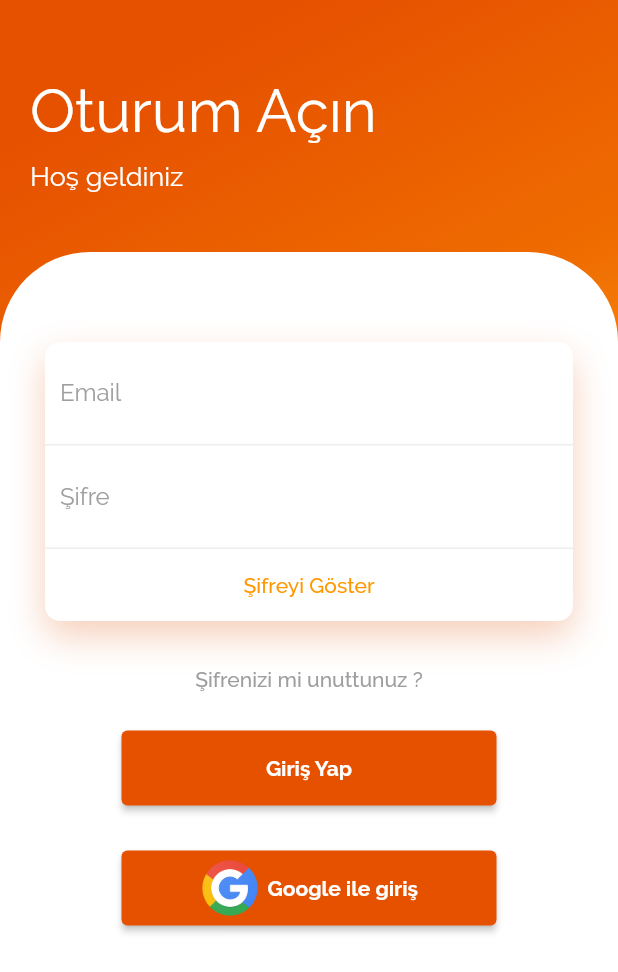
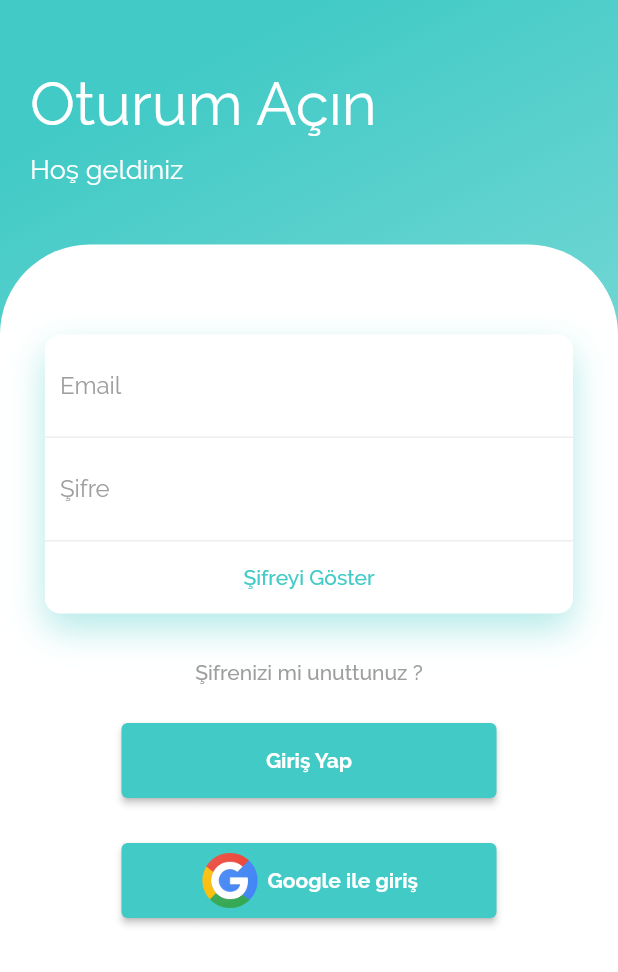
Before and after one commit to atasoy182/TFinderApp, a Flutter app: the screen it shows after launch, after a tap on the "arrow forward" icon, on a phone screen of 412 x 824 dp. Shown: the top 972 px of the screen. Run offline on Flutter 3.47's test engine with Material 2 defaults, Android fonts, the phone set to English and light mode, and no system bars; our stand-ins replace simple_animations.

Commit message:
Default Tema rengi değiştirildi.

```diff
--- a/lib/constants.dart
+++ b/lib/constants.dart
@@ -11,4 +11,10 @@ const pictureBgColor = Color.fromRGBO(48, 45, 44, 1);
 const topViewColor = Color(0xFFF5CEB8);
 const widgetBackgroundColor = Color.fromRGBO(240, 240, 240, 1);
 const textDisabledColor = Color.fromRGBO(126, 126, 126, 1);
+const turkuazRenk = Color.fromRGBO(65, 202, 198, 1);
 final kBoxShadowColor = Color(0xFFD3D3D3).withOpacity(.84);
+
+const turkuazDefault = Color.fromRGBO(65, 202, 198, 1);
+const turkuazWithOpacity = Color.fromRGBO(65, 202, 198, 0.8);
+const turkuazWithOpacity2 = Color.fromRGBO(65, 202, 198, 0.6);
+const turkuazWithOpacity3 = Color.fromRGBO(65, 202, 198, 0.4);
--- a/lib/login_page.dart
+++ b/lib/login_page.dart
@@ -23,20 +23,19 @@ class _LoginPageState extends State<LoginPage> {
   @override
   Widget build(BuildContext context) {
     return Scaffold(
-      body: SafeArea(
-        child: Container(
+      body: Container(
         width: double.infinity,
         decoration: BoxDecoration(
             gradient: LinearGradient(begin: Alignment.topCenter, colors: [
-            Colors.orange[900],
-            Colors.orange[800],
-            Colors.orange[400]
+          Color.fromRGBO(65, 202, 198, 1),
+          Color.fromRGBO(65, 202, 198, 0.8),
+          Color.fromRGBO(65, 202, 198, 0.6),
         ])),
         child: Column(
           crossAxisAlignment: CrossAxisAlignment.start,
           children: <Widget>[
             SizedBox(
-                height: 30,
+              height: 25,
             ),
             Padding(
               padding: EdgeInsets.all(20),
@@ -85,8 +84,7 @@ class _LoginPageState extends State<LoginPage> {
                                   borderRadius: BorderRadius.circular(10),
                                   boxShadow: [
                                     BoxShadow(
-                                          color:
-                                              Color.fromRGBO(225, 95, 27, .3),
+                                        color: turkuazWithOpacity3,
                                         blurRadius: 20,
                                         offset: Offset(0, 10))
                                   ]),
@@ -99,8 +97,7 @@ class _LoginPageState extends State<LoginPage> {
                                             bottom: BorderSide(
                                                 color: Colors.grey[200]))),
                                     child: TextField(
-                                        keyboardType:
-                                            TextInputType.emailAddress,
+                                      keyboardType: TextInputType.emailAddress,
                                       decoration: InputDecoration(
                                           hintText: "Email",
                                           hintStyle:
@@ -129,9 +126,14 @@ class _LoginPageState extends State<LoginPage> {
                                   ),
                                   TextButton(
                                       onPressed: _toggle,
-                                        child: new Text(_obscureText
+                                      child: new Text(
+                                        _obscureText
                                             ? "Şifreyi Göster"
-                                            : "Şifreyi Gizle"))
+                                            : "Şifreyi Gizle",
+                                        style: TextStyle(
+                                          color: turkuazDefault,
+                                        ),
+                                      ))
                                 ],
                               ),
                             )),
@@ -158,7 +160,7 @@ class _LoginPageState extends State<LoginPage> {
                               style: ButtonStyle(
                                   backgroundColor:
                                       MaterialStateProperty.all<Color>(
-                                            Colors.orange[900])),
+                                          turkuazDefault)),
                               onPressed: () {},
                               child: Text(
                                 "Giriş Yap",
@@ -181,7 +183,7 @@ class _LoginPageState extends State<LoginPage> {
                               style: ButtonStyle(
                                   backgroundColor:
                                       MaterialStateProperty.all<Color>(
-                                            Colors.orange[900])),
+                                          turkuazDefault)),
                               onPressed: () {},
                               child: Row(
                                 children: [
@@ -216,7 +218,6 @@ class _LoginPageState extends State<LoginPage> {
           ],
         ),
       ),
-      ),
     );
   }
 }
```
Lines whose indentation alone changed are shown as unchanged.
